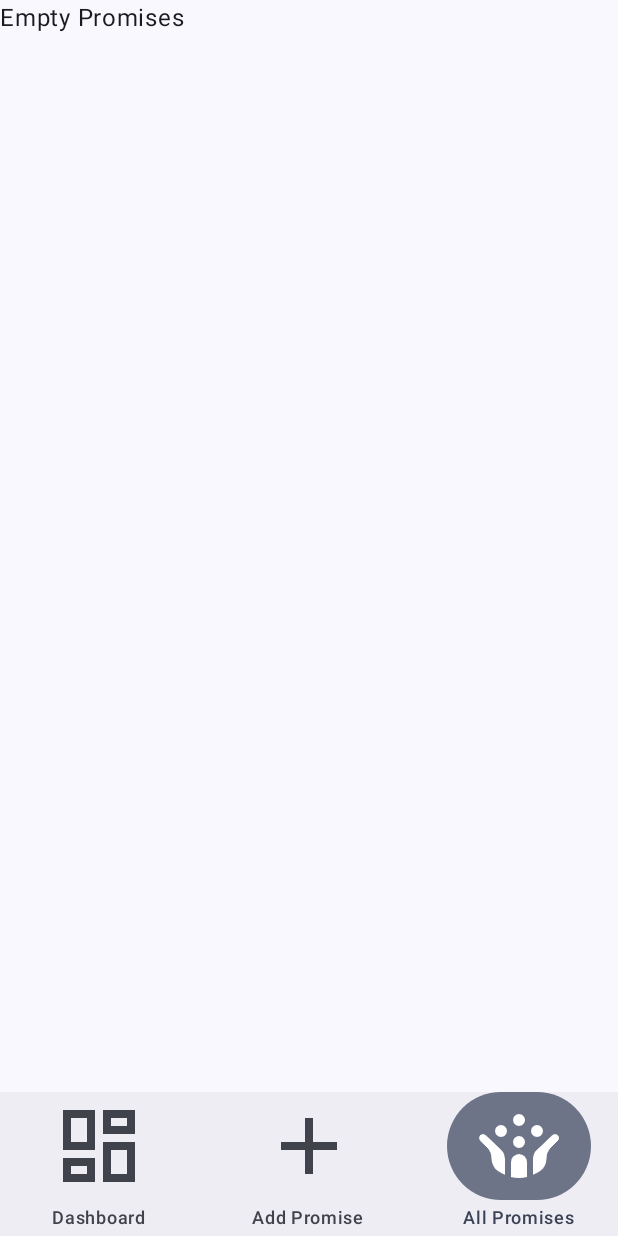
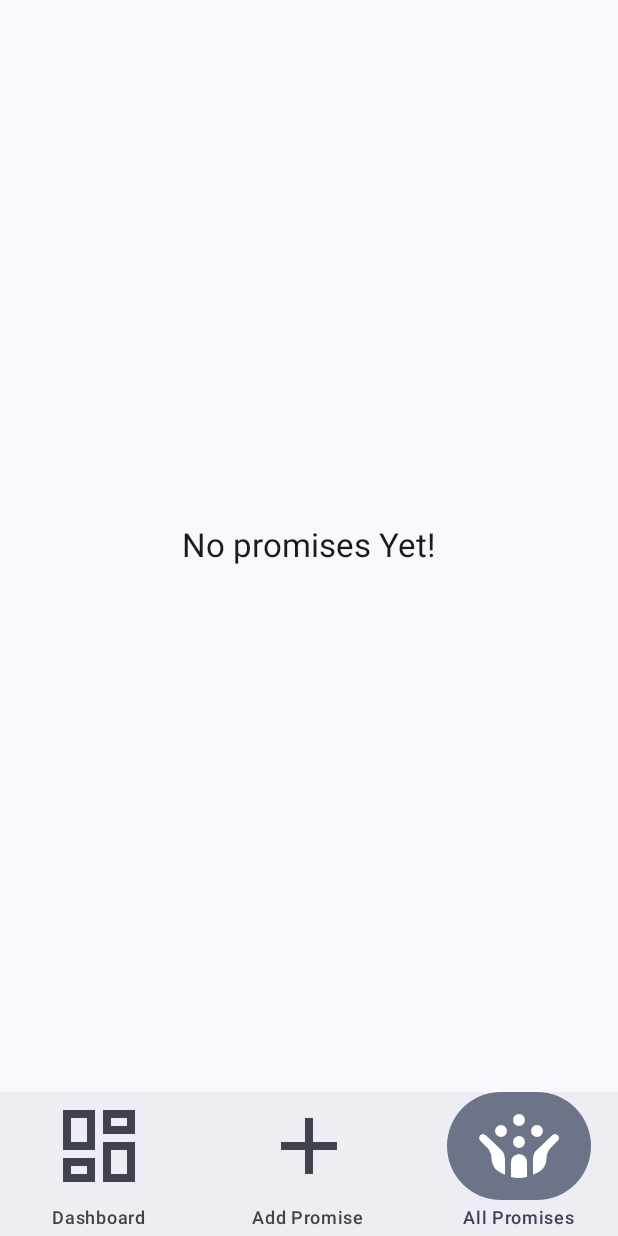
Before and after one commit to aliapochi/Kindly, an Android app built with Jetpack Compose: the screen it shows after launch (MainActivity), item 3 of the bottom bar chosen, on a phone screen of 412 x 824 dp. Run offline under Robolectric (Android 15) with nearby library versions, the phone set to English and light mode, and no system bars; our stand-ins replace Dagger/Hilt's generated code, Room's generated code.

Commit message:
All promises screen built and number of promises now displays on the dashboard

```diff
--- a/app/src/main/java/com/loeth/kindly/KindlyViewModel.kt
+++ b/app/src/main/java/com/loeth/kindly/KindlyViewModel.kt
@@ -1,5 +1,6 @@
 package com.loeth.kindly
 
+import androidx.compose.runtime.mutableStateOf
 import androidx.lifecycle.ViewModel
 import androidx.lifecycle.viewModelScope
 import com.loeth.kindly.domain.Promise
@@ -10,6 +11,8 @@ import com.loeth.kindly.domain.usecases.GetPromiseByIdUseCase
 import com.loeth.kindly.domain.usecases.UpdatePromiseUseCase
 import javax.inject.Inject
 import dagger.hilt.android.lifecycle.HiltViewModel
+import kotlinx.coroutines.flow.MutableStateFlow
+import kotlinx.coroutines.flow.StateFlow
 import kotlinx.coroutines.launch
 
 @HiltViewModel
@@ -21,14 +24,40 @@ class KindlyViewModel @Inject constructor(
     private val deletePromiseUseCase: DeletePromiseUseCase
 ) : ViewModel() {
 
-    val allPromises = getAllPromisesUseCase()
+    val inProgress = mutableStateOf(false)
+
+    private val _promises = MutableStateFlow<List<Promise>>(emptyList())
+            val promises: StateFlow<List<Promise>> = _promises
+
+
+    init{
+        loadPromises()
+    }
+
+    private fun loadPromises() {
+        viewModelScope.launch {
+            getAllPromisesUseCase().collect { promises ->
+                _promises.value = promises
+            }
+        }
+    }
 
     fun getPromiseById(promiseId: String) = getPromiseByIdUseCase(promiseId)
 
     fun addPromise(promise: Promise) {
+        inProgress.value = true
         viewModelScope.launch {
             addPromisesUseCase(promise)
+
+            inProgress.value = false
+
+            promise.title = ""
+            promise.description = ""
+            promise.category = ""
+            promise.dueDate = 0
+
         }
+
     }
 
     fun updatePromise(promise: Promise) {
--- a/app/src/main/java/com/loeth/kindly/ui/AllPromises.kt
+++ b/app/src/main/java/com/loeth/kindly/ui/AllPromises.kt
@@ -1,12 +1,75 @@
 package com.loeth.kindly.ui
 
+import androidx.compose.foundation.layout.Arrangement
+import androidx.compose.foundation.layout.Box
 import androidx.compose.foundation.layout.Column
+import androidx.compose.foundation.layout.PaddingValues
+import androidx.compose.foundation.layout.fillMaxSize
+import androidx.compose.foundation.layout.fillMaxWidth
+import androidx.compose.foundation.layout.padding
+import androidx.compose.foundation.lazy.LazyColumn
+import androidx.compose.foundation.lazy.items
+import androidx.compose.material3.Card
+import androidx.compose.material3.CardDefaults
+import androidx.compose.material3.MaterialTheme
 import androidx.compose.material3.Text
 import androidx.compose.runtime.Composable
+import androidx.compose.runtime.collectAsState
+import androidx.compose.runtime.getValue
+import androidx.compose.ui.Alignment
+import androidx.compose.ui.Modifier
+import androidx.compose.ui.unit.dp
+import com.loeth.kindly.KindlyViewModel
+import com.loeth.kindly.domain.Promise
 
 @Composable
-fun AllPromises(){
-    Column(){
-        Text(text = "Empty Promises")
+fun AllPromises(viewModel: KindlyViewModel) {
+    val promises by viewModel.promises.collectAsState()
+
+    Box(modifier = Modifier.fillMaxSize()) {
+        if (promises.isEmpty()) {
+            Text(
+                "No promises Yet!",
+                modifier = Modifier.align(Alignment.Center),
+                style = MaterialTheme.typography.titleLarge
+            )
+        } else {
+            LazyColumn(
+                modifier = Modifier.fillMaxSize(),
+                contentPadding = PaddingValues(16.dp),
+                verticalArrangement = Arrangement.spacedBy(16.dp)
+            ) {
+                items(promises) { promise ->
+                    PromiseCard(promise)
+                }
+            }
+        }
     }
 }
+
+@Composable
+fun PromiseCard(promise: Promise) {
+    Card(
+        modifier = Modifier
+            .fillMaxWidth()
+            .padding(8.dp),
+        elevation = CardDefaults.cardElevation(4.dp)
+    ) {
+        Column(
+            modifier = Modifier
+                .fillMaxWidth()
+                .padding(16.dp),
+        ) {
+            Text(text = promise.title, style = MaterialTheme.typography.titleMedium)
+            Text(text = promise.category, style = MaterialTheme.typography.bodyMedium)
+            Text(
+                text = "Due Date : ${promise.dueDate}",
+                style = MaterialTheme.typography.bodyMedium
+            )
+            Text(
+                text = "Status : ${if (promise.isFulfilled) "Fulfilled" else "Pending"}",
+                style = MaterialTheme.typography.bodyMedium
+            )
+        }
+    }
+}
--- a/app/src/main/java/com/loeth/kindly/ui/Dashboard.kt
+++ b/app/src/main/java/com/loeth/kindly/ui/Dashboard.kt
@@ -19,6 +19,7 @@ import androidx.compose.material.icons.Icons
 import androidx.compose.material.icons.filled.Add
 import androidx.compose.material.icons.filled.Check
 import androidx.compose.material3.Card
+import androidx.compose.material3.CardDefaults
 import androidx.compose.material3.ExperimentalMaterial3Api
 import androidx.compose.material3.Icon
 import androidx.compose.material3.IconButton
@@ -27,6 +28,7 @@ import androidx.compose.material3.Text
 import androidx.compose.material3.TopAppBar
 import androidx.compose.material3.TopAppBarDefaults
 import androidx.compose.runtime.Composable
+import androidx.compose.runtime.collectAsState
 import androidx.compose.ui.Alignment
 import androidx.compose.ui.Modifier
 import androidx.compose.ui.graphics.Color
@@ -36,6 +38,8 @@ import androidx.compose.ui.text.font.FontWeight
 import androidx.compose.ui.tooling.preview.Preview
 import androidx.compose.ui.unit.dp
 import androidx.compose.ui.unit.sp
+import androidx.hilt.navigation.compose.hiltViewModel
+import com.loeth.kindly.KindlyViewModel
 import com.loeth.kindly.R
 import com.loeth.kindly.ui.theme.KindlyTheme
 
@@ -89,7 +93,8 @@ fun Dashboard() {
                 .padding(16.dp)
         )
         {
-            ActivePromisesCard()
+            val viewModel: KindlyViewModel = hiltViewModel()
+            ActivePromisesCard(viewModel)
 
             PromisesDueForTheWeekCard()
 
@@ -102,13 +107,15 @@ fun Dashboard() {
 }
 
 @Composable
-fun ActivePromisesCard() {
+fun ActivePromisesCard(viewModel: KindlyViewModel) {
+    val totalPromises = viewModel.promises.collectAsState()
     Card(
         modifier = Modifier
             .fillMaxWidth()
             .wrapContentHeight()
             .padding(8.dp),
         shape = RoundedCornerShape(8.dp),
+        elevation = CardDefaults.cardElevation(4.dp)
     ) {
         Column(modifier = Modifier.padding(16.dp)) {
             Text(
@@ -126,7 +133,7 @@ fun ActivePromisesCard() {
             ) {
                 Column(modifier = Modifier.weight(1f)) {
                     Text(
-                        text = "00",
+                        text = totalPromises.value.size.toString(),
                         fontWeight = FontWeight.SemiBold,
                         fontSize = 64.sp,
                         color = Color(0xFF2196F3)
@@ -156,7 +163,8 @@ fun PromisesDueForTheWeekCard() {
             .fillMaxWidth()
             .wrapContentHeight()
             .padding(8.dp),
-        shape = RoundedCornerShape(8.dp)
+        shape = RoundedCornerShape(8.dp),
+        elevation = CardDefaults.cardElevation(4.dp)
     ) {
         Column(
             modifier = Modifier
@@ -242,7 +250,8 @@ fun RecentActivityCard() {
             .fillMaxWidth()
             .wrapContentHeight()
             .padding(8.dp),
-        shape = RoundedCornerShape(8.dp)
+        shape = RoundedCornerShape(8.dp),
+        elevation = CardDefaults.cardElevation(4.dp)
     ) {
         Column(
             modifier = Modifier
@@ -325,7 +334,8 @@ fun ImpactSummaryCard() {
             .fillMaxWidth()
             .wrapContentHeight()
             .padding(8.dp),
-        shape = RoundedCornerShape(8.dp)
+        shape = RoundedCornerShape(8.dp),
+        elevation = CardDefaults.cardElevation(4.dp)
     ) {
         Column(
             modifier = Modifier
--- a/app/src/main/java/com/loeth/kindly/ui/navigation/KindlyNavGraph.kt
+++ b/app/src/main/java/com/loeth/kindly/ui/navigation/KindlyNavGraph.kt
@@ -29,6 +29,7 @@ sealed class Screen(val route: String){
 
 @Composable
 fun KindlyNavGraph(navController: NavHostController = rememberNavController()){
+    val viewModel: KindlyViewModel = hiltViewModel()
     Scaffold(
         bottomBar = { BottomNavigationBar(navController = navController) },
     ) { innerPadding ->
@@ -41,10 +42,9 @@ fun KindlyNavGraph(navController: NavHostController = rememberNavController()){
         {
             composable(Screen.Dashboard.route) { Dashboard() }
             composable(Screen.AddPromise.route) {
-                val viewModel: KindlyViewModel = hiltViewModel()
                 AddPromise(viewModel)
             }
-            composable(Screen.AllPromises.route){ AllPromises() }
+            composable(Screen.AllPromises.route){ AllPromises(viewModel) }
             composable(Screen.PromiseDetails.route) { PromiseDetail() }
         },
         modifier = Modifier.padding(innerPadding)
```
Also changed, not shown: app/src/main/java/com/loeth/kindly/domain/Promise.kt (+5 -5 lines), app/src/main/java/com/loeth/kindly/ui/AddPromise.kt (+9 -2 lines), 1 other file.
